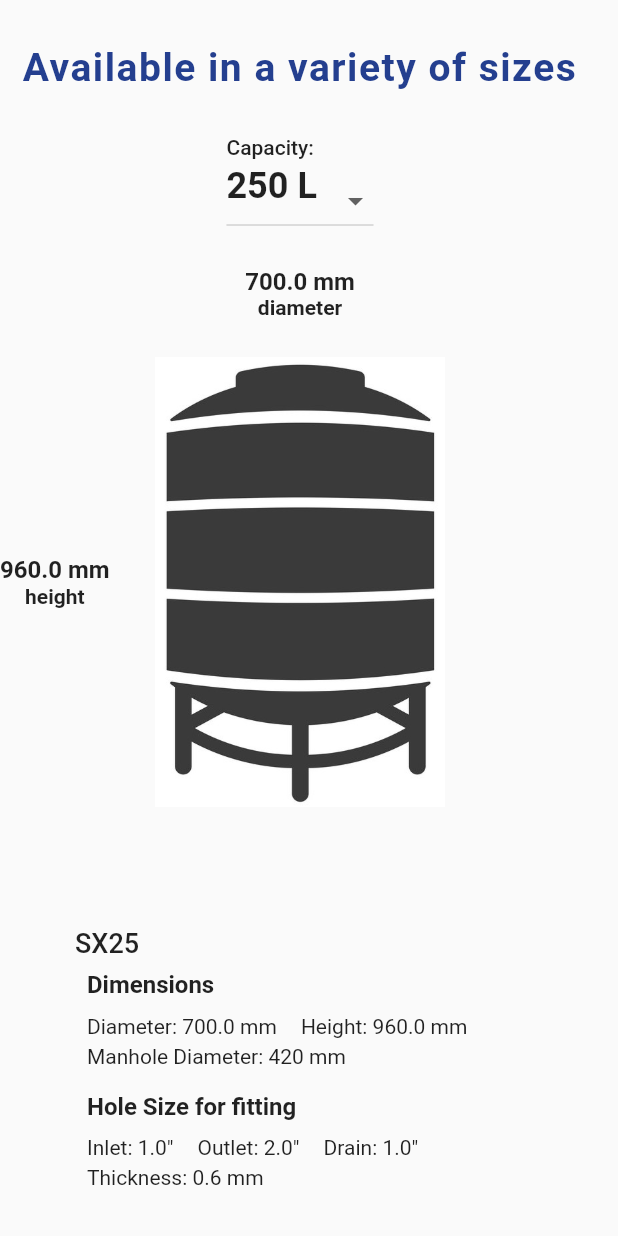
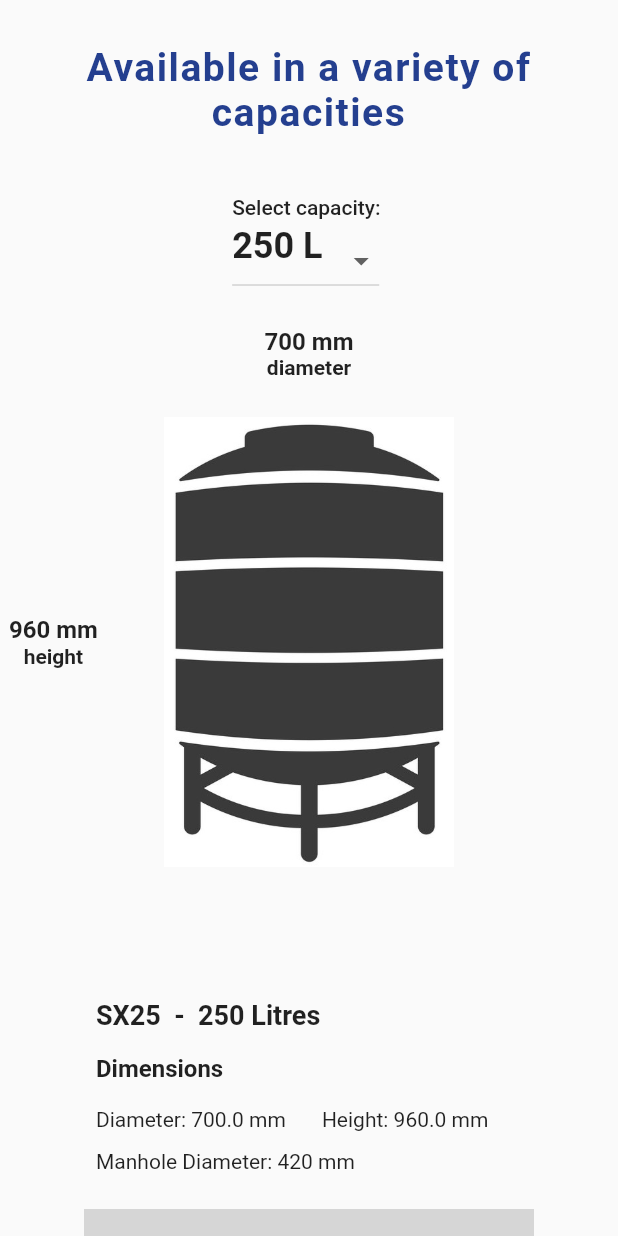
Before and after one commit to rithviknishad/home_solutions_kozhikode, a Flutter app: the SteelxAvailableSizes widget shown alone on an empty page, opened directly, on a phone screen of 412 x 824 dp. Run offline on Flutter 3.47's test engine with Material 2 defaults, Android fonts, the phone set to English and light mode, and no system bars; our stand-ins replace auto_route, ionicons; missing offline and left inert: flutter_animator; Roboto replaces fonts that are missing (Ubuntu); statements that could not run were skipped; grey boxes are pictures that could not be loaded.

Commit message:
update selector

```diff
--- a/lib/partials/sections/steelx/size_selector.dart
+++ b/lib/partials/sections/steelx/size_selector.dart
@@ -22,18 +22,7 @@ class _SteelxAvailableSizesState extends State<SteelxAvailableSizes> {
     return Column(
       children: [
         _heading(theme),
-
-        // Slider(
-        //   value: selectedIndex.toDouble(),
-        //   min: 0.0,
-        //   max: (allTanks.length - 1).toDouble(),
-        //   divisions: allTanks.length,
-        //   onChanged: (value) => setState(() => selectedIndex = value.toInt()),
-        //   activeColor: theme.primaryColor,
-        //   label: '${allTanks[selectedIndex].litres} Litres',
-        // ),
-
-        // The Tank
+        SizedBox(height: 10),
         Wrap(
           spacing: 120,
           runSpacing: 20,
@@ -41,13 +30,12 @@ class _SteelxAvailableSizesState extends State<SteelxAvailableSizes> {
           runAlignment: WrapAlignment.spaceBetween,
           crossAxisAlignment: WrapCrossAlignment.center,
           children: [
-            // Capacity
             Column(
               mainAxisSize: MainAxisSize.min,
               crossAxisAlignment: CrossAxisAlignment.start,
               children: [
                 Text(
-                  "Capacity: ",
+                  "Select capacity: ",
                   style: TextStyle(fontWeight: FontWeight.w500),
                 ),
                 SizedBox(height: 4),
@@ -106,7 +94,7 @@ class _SteelxAvailableSizesState extends State<SteelxAvailableSizes> {
   Widget _heading(ThemeData theme) => Padding(
         padding: const EdgeInsets.symmetric(horizontal: 8.0, vertical: 30),
         child: Text(
-          "Available in a variety of sizes",
+          "Available in a variety of capacities",
           textAlign: TextAlign.center,
           style: TextStyle(
             color: theme.primaryColor,
@@ -132,16 +120,21 @@ class _TankProperties extends StatelessWidget {
         crossAxisAlignment: CrossAxisAlignment.start,
         children: [
           // Model Number
-          Text(
-            "${tank.model}",
-            style: TextStyle(fontWeight: FontWeight.w500, fontSize: 18),
+          Padding(
+            padding: const EdgeInsets.all(8.0),
+            child: Text(
+              '${tank.model}  -  ${tank.capacity} Litres',
+              style: TextStyle(fontWeight: FontWeight.w700, fontSize: 18),
+            ),
           ),
 
           _DimensionProperties(tank),
+          SizedBox(height: 16),
 
-          if ((tank.inlet ?? tank.outlet ?? tank.thickness ?? tank.drain) !=
-              null)
-            _HoleSizeForFittingProperties(tank),
+          if (tank.holeFittingSize != null) ...[
+            _HoleSizeForFittingProperties(tank.holeFittingSize!),
+            SizedBox(height: 16)
+          ],
         ],
       ),
     );
@@ -166,10 +159,10 @@ class _DimensionProperties extends StatelessWidget {
             'Dimensions',
             style: TextStyle(fontWeight: FontWeight.w600, fontSize: 16),
           ),
-          SizedBox(height: 10),
+          SizedBox(height: 16),
           Wrap(
-            spacing: 16,
-            runSpacing: 4,
+            spacing: 24,
+            runSpacing: 12,
             children: [
               if (d is HorizontalTankDimensions) ...[
                 Text('Length: ${d.length} mm'),
@@ -191,8 +184,8 @@ class _DimensionProperties extends StatelessWidget {
 }
 
 class _HoleSizeForFittingProperties extends StatelessWidget {
-  final SteelxTank tank;
-  const _HoleSizeForFittingProperties(this.tank);
+  final HoleFittingSize size;
+  const _HoleSizeForFittingProperties(this.size);
 
   @override
   Widget build(BuildContext context) {
@@ -205,23 +198,15 @@ class _HoleSizeForFittingProperties extends StatelessWidget {
             'Hole Size for fitting',
             style: TextStyle(fontWeight: FontWeight.w600, fontSize: 16),
           ),
-          SizedBox(height: 10),
+          SizedBox(height: 16),
           Wrap(
-            spacing: 16,
-            runSpacing: 4,
+            spacing: 24,
+            runSpacing: 12,
             children: [
-              // Inlet
-              if (tank.inlet != null) Text('Inlet: ${tank.inlet}"'),
-
-              // Outlet
-              if (tank.outlet != null) Text('Outlet: ${tank.outlet}"'),
-
-              // Drain
-              if (tank.drain != null) Text('Drain: ${tank.drain}"'),
-
-              // Thickness
-              if (tank.thickness != null)
-                Text('Thickness: ${tank.thickness} mm'),
+              Text('Inlet: ${size.inlet}"'),
+              Text('Outlet: ${size.outlet}"'),
+              Text('Drain: ${size.drain}"'),
+              Text('Thickness: ${size.thickness} mm'),
             ],
           ),
         ],
@@ -248,20 +233,20 @@ class _InteractiveTank extends StatelessWidget {
           if (d is VerticalTankDimensions) ...[
             Align(
               alignment: Alignment.centerLeft,
-              child: parameter(d.height, 'mm', 'height'),
+              child: parameter(d.height.round(), 'mm', 'height'),
             ),
             Align(
               alignment: Alignment.topCenter,
-              child: parameter(d.diameter, 'mm', 'diameter'),
+              child: parameter(d.diameter.round(), 'mm', 'diameter'),
             ),
           ] else if (d is HorizontalTankDimensions) ...[
             Align(
               alignment: Alignment.centerRight,
-              child: parameter(d.clearance, 'mm', 'clearance'),
+              child: parameter(d.clearance.round(), 'mm', 'clearance'),
             ),
             Align(
               alignment: Alignment.bottomCenter,
-              child: parameter(d.length, 'mm', 'length'),
+              child: parameter(d.length.round(), 'mm', 'length'),
             ),
           ],
           if (tank.stand != null)
```
